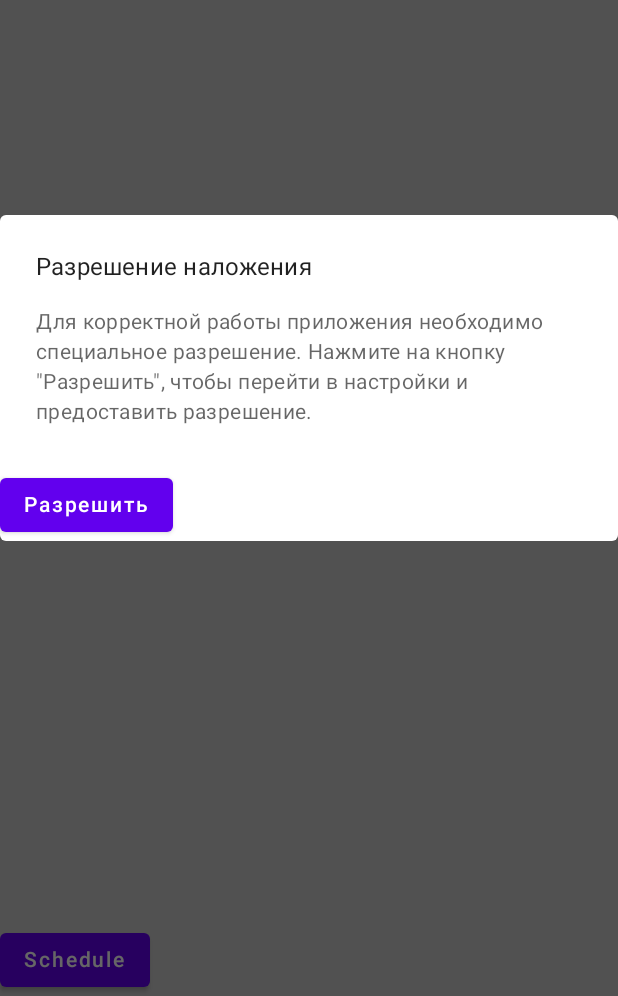
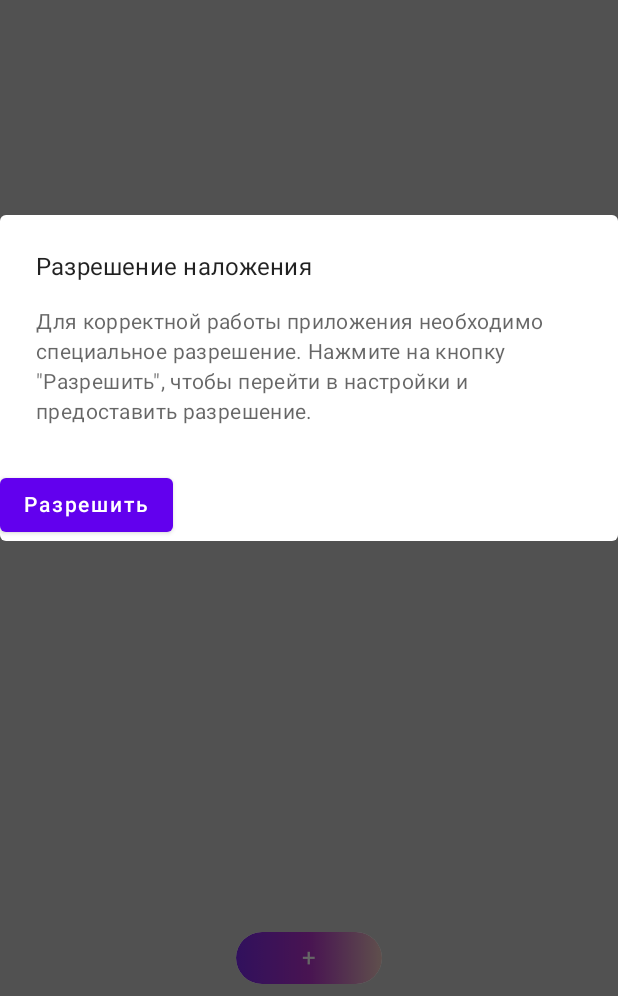
Before and after one commit to noktigula/HappyDay, an Android app built with Jetpack Compose: the screen it shows after launch (AlarmsListActivity), on a phone screen of 412 x 824 dp, the part 240-1236 px from its top. Run offline under Robolectric (Android 15) with nearby library versions, the phone set to English and light mode, and no system bars; our stand-ins replace Room's generated code; 2 statements that could not run were skipped.

Commit message:
Main screen UI: added gradient button, header is scrollable

```diff
--- a/app/src/main/java/com/happyday/android/alarmslist/alarmListComponents.kt
+++ b/app/src/main/java/com/happyday/android/alarmslist/alarmListComponents.kt
@@ -23,6 +23,7 @@ import androidx.compose.ui.graphics.Color
 import androidx.compose.ui.graphics.LinearGradient
 import androidx.compose.ui.res.painterResource
 import com.happyday.android.R
+import com.happyday.android.commonui.GradientButton
 import com.happyday.android.commonui.Screen
 import com.happyday.android.repository.AlarmModel
 import com.happyday.android.repository.AllAlarms
@@ -36,17 +37,20 @@ fun ListContent(activity: AppCompatActivity, allAlarms: AllAlarms, onAddAlarm:()
         // A surface container using the 'background' color from the theme
         Surface(color = MaterialTheme.colors.background) {
             Screen {
-                Header()
-                AlarmsList(
-                    modifier = Modifier
-                        .weight(1f)
-                        .padding(vertical = Spacing.Small.size, horizontal = Spacing.Medium.size),
-                    context = activity,
-                    data = allAlarms,
-                    onAlarmSelected = onAlarmSelected
-                )
-                Button(onClick = onAddAlarm) {
-                    Text("Schedule")
+                Box(Modifier.fillMaxSize()) {
+                    AlarmsList(
+                        modifier = Modifier.fillMaxSize(),
+                        context = activity,
+                        data = allAlarms,
+                        onAlarmSelected = onAlarmSelected
+                    )
+
+                    GradientButton(
+                        modifier = Modifier.align(Alignment.BottomCenter).background(Color.Transparent).padding(bottom = Spacing.Small.size),
+                        onClick = onAddAlarm
+                    ) {
+                        Text("     +     ", color = Color.White)
+                    }
                 }
             }
         }
@@ -56,6 +60,10 @@ fun ListContent(activity: AppCompatActivity, allAlarms: AllAlarms, onAddAlarm:()
 @Composable
 fun AlarmsList(modifier: Modifier, context: Context, data: List<AlarmModel>, onAlarmSelected: (AlarmModel) -> Unit) {
     LazyColumn(modifier = modifier) {
+        item {
+            Header()
+            Spacer(modifier = Modifier.height(Spacing.Small.size))
+        }
         items(data) { item ->
             AlarmRow(context, item) {
                 onAlarmSelected(item)
@@ -70,6 +78,7 @@ fun AlarmRow(context: Context, item: AlarmModel, onSelected: ()->Unit) {
     val shape = RoundedCornerShape(size = RoundCorners.AlarmCard.size)
     Card(
         modifier = Modifier
+            .padding(horizontal = Spacing.Medium.size)
             .clickable { onSelected() }
             .background(Color.White, shape),
         elevation = Elevation,
--- a/app/src/main/java/com/happyday/android/commonui/commonComponents.kt
+++ b/app/src/main/java/com/happyday/android/commonui/commonComponents.kt
@@ -1,10 +1,20 @@
 package com.happyday.android.commonui
 
 import androidx.compose.foundation.background
+import androidx.compose.foundation.clickable
 import androidx.compose.foundation.layout.*
+import androidx.compose.foundation.shape.RoundedCornerShape
+import androidx.compose.material.MaterialTheme
+import androidx.compose.material.ProvideTextStyle
+import androidx.compose.material.Surface
 import androidx.compose.runtime.Composable
+import androidx.compose.runtime.CompositionLocalProvider
+import androidx.compose.ui.Alignment
 import androidx.compose.ui.Modifier
+import androidx.compose.ui.graphics.Brush
 import androidx.compose.ui.graphics.Color
+import com.happyday.android.ui.theme.HeaderGradients
+import com.happyday.android.ui.theme.RoundCorners
 import com.happyday.android.ui.theme.Spacing
 
 @Composable
@@ -16,3 +26,20 @@ fun Screen(content: @Composable ColumnScope.() -> Unit) {
        content = content
    )
 }
+
+@Composable
+fun GradientButton(modifier: Modifier, onClick: ()->Unit, content: @Composable RowScope.()->Unit) {
+    val shape = RoundedCornerShape(RoundCorners.GradientButton.size)
+    Surface(modifier = modifier, shape = shape) {
+        Row(
+            modifier = Modifier
+                .clickable { onClick() }
+                .background(Brush.horizontalGradient(HeaderGradients), shape = shape)
+                .padding(horizontal = Spacing.Large.size, vertical = Spacing.Small.size),
+            verticalAlignment = Alignment.CenterVertically,
+            horizontalArrangement = Arrangement.Center
+        ) {
+            content()
+        }
+    }
+}
--- a/app/src/main/java/com/happyday/android/ui/theme/Dimensions.kt
+++ b/app/src/main/java/com/happyday/android/ui/theme/Dimensions.kt
@@ -25,4 +25,6 @@ val HeaderSize = 100.dp
 sealed class RoundCorners(@Dimension val size: Dp) {
     object AlarmCard: RoundCorners(25.dp)
     object Header: RoundCorners(40.dp)
+
+    object GradientButton: RoundCorners(50.dp)
 }
```
